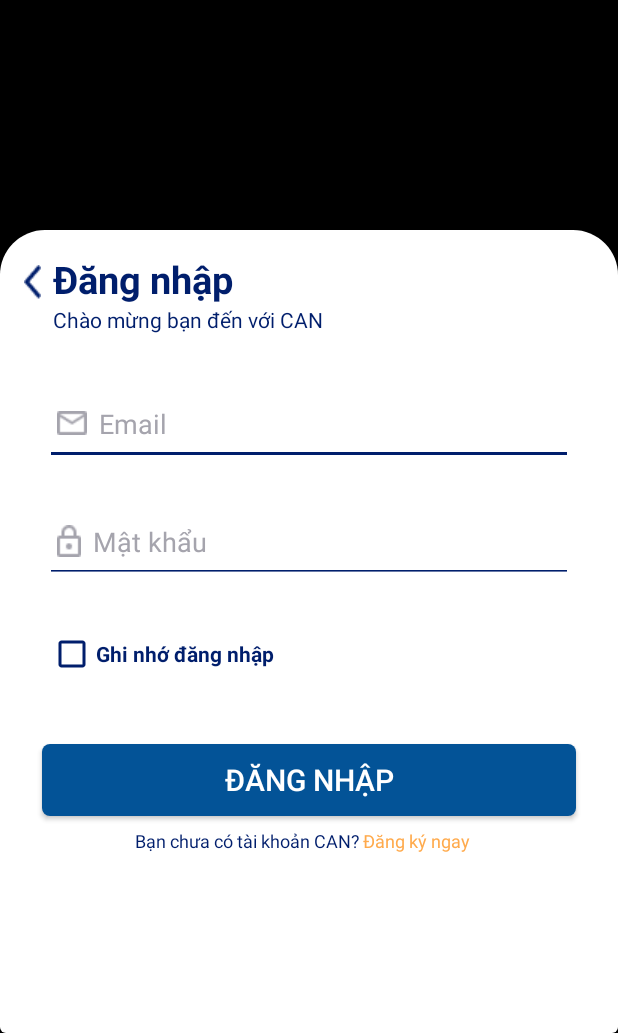
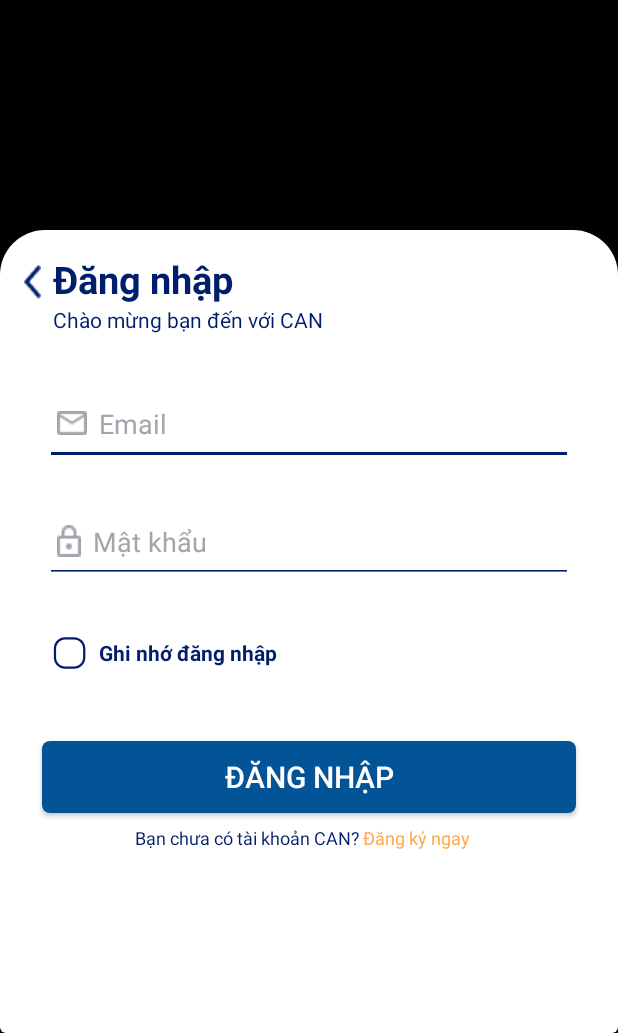
Before and after one commit to khiemld/CanApp, an Android app: the LoginActivity screen opened directly, with no data from a screen before it, on a phone screen of 412 x 824 dp, the part 203-1236 px from its top. Run offline under Robolectric (Android 15) with nearby library versions, the phone set to English and light mode, and no system bars.

Commit message:
login_version5

```diff
--- a/app/src/main/java/com/example/canapp/LoginActivity.java
+++ b/app/src/main/java/com/example/canapp/LoginActivity.java
@@ -18,7 +18,7 @@ public class LoginActivity extends AppCompatActivity {
     @Override
     protected void onCreate(Bundle savedInstanceState) {
         super.onCreate(savedInstanceState);
-        requestWindowFeature(Window.FEATURE_NO_TITLE);
+        supportRequestWindowFeature(Window.FEATURE_NO_TITLE);
         setContentView(R.layout.activity_login);
 
         // Đặt kích thước cho activity_login bằng với activity_welcome
--- /dev/null
+++ b/app/src/main/res/drawable/cb_checked.xml
@@ -0,0 +1,12 @@
+<vector xmlns:android="http://schemas.android.com/apk/res/android"
+    android:width="30dp"
+    android:height="30dp"
+    android:viewportWidth="1024"
+    android:viewportHeight="1024">
+  <path
+      android:pathData="M593.9,215c112.6,0 204.8,92.2 204.8,204.8v204.8c0,112.6 -92.2,204.8 -204.8,204.8h-204.8c-112.6,0 -204.8,-92.2 -204.8,-204.8v-204.8c0,-112.6 92.2,-204.8 204.8,-204.8h204.8m0,-51.2h-204.8c-143.4,0 -256,112.6 -256,256v204.8c0,143.4 112.6,256 256,256h204.8c143.4,0 256,-112.6 256,-256v-204.8c0,-138.2 -112.6,-256 -256,-256z"
+      android:fillColor="@color/main_blue"/>
+  <path
+      android:pathData="M527.4,762.9L230.4,460.8 307.2,399.4l174.1,133.1c71.7,-81.9 230.4,-250.9 445.4,-384l20.5,41c-199.7,184.3 -363.5,445.4 -419.8,573.4m0,0"
+      android:fillColor="@color/main_blue"/>
+</vector>
--- /dev/null
+++ b/app/src/main/res/drawable/cb_unchecked.xml
@@ -0,0 +1,11 @@
+<?xml version="1.0" encoding="utf-8"?>
+<vector xmlns:android="http://schemas.android.com/apk/res/android"
+    android:width="30dp"
+    android:height="30dp"
+    android:viewportWidth="1024"
+    android:viewportHeight="1024">
+
+    <path
+        android:fillColor="@color/main_blue"
+        android:pathData="M593.92 215.04c112.64 0 204.8 92.16 204.8 204.8v204.8c0 112.64-92.16 204.8-204.8 204.8h-204.8c-112.64 0-204.8-92.16-204.8-204.8v-204.8c0-112.64 92.16-204.8 204.8-204.8h204.8m0-51.2h-204.8c-143.36 0-256 112.64-256 256v204.8c0 143.36 112.64 256 256 256h204.8c143.36 0 256-112.64 256-256v-204.8c0-138.24-112.64-256-256-256z" />
+</vector>
--- /dev/null
+++ b/app/src/main/res/drawable/checkbox_selector.xml
@@ -0,0 +1,5 @@
+<?xml version="1.0" encoding="utf-8"?>
+<selector xmlns:android="http://schemas.android.com/apk/res/android">
+    <item android:state_checked="false" android:drawable="@drawable/cb_unchecked"/>
+    <item android:state_checked="true" android:drawable="@drawable/cb_checked"/>
+</selector>
--- a/app/src/main/res/layout/activity_login.xml
+++ b/app/src/main/res/layout/activity_login.xml
@@ -131,12 +131,12 @@
             android:layout_height="wrap_content"
             android:layout_marginStart="32dp"
             android:layout_marginTop="31dp"
-            android:buttonTint="@color/main_blue"
             android:checked="false"
-            android:drawablePadding="8dp"
+            android:padding="4dp"
             android:text="Ghi nhớ đăng nhập"
             android:textColor="@color/main_blue"
             android:textStyle="bold"
+            android:button="@drawable/checkbox_selector"
             app:layout_constraintStart_toStartOf="parent"
             app:layout_constraintTop_toBottomOf="@+id/edt_passwordlogin" />
 
```
